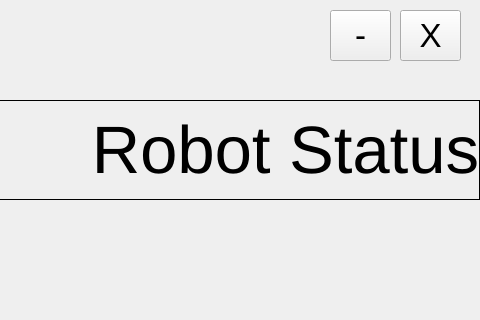
Above: amr_v4_qt/src/main_screen.ui from ColinSmith14/agv_gui before the change; both pictures show x 800 to 1280 and y 0 to 320 of the 1280 by 800 pixel window. Below: the same form after it.
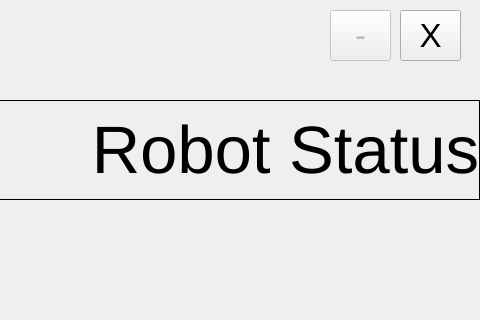
That is the form after the change. Custom widgets are drawn as their Qt base class.

What changed in the file:
```diff
--- a/amr_v4_qt/src/main_screen.ui
+++ b/amr_v4_qt/src/main_screen.ui
@@ -95,6 +95,9 @@
    </property>
   </widget>
   <widget class="QPushButton" name="minimizeButton">
+   <property name="enabled">
+    <bool>false</bool>
+   </property>
    <property name="geometry">
     <rect>
      <x>1130</x>
```
